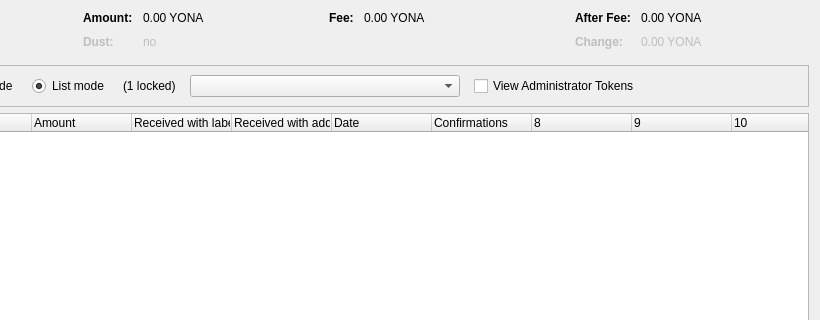
This is src/qt/forms/tokencontroldialog.ui in PaladeumBlockchain/Paladeum as Qt 5 draws it before an edit; both pictures show x 180 to 1000 and y 0 to 320 of the 1000 by 500 pixel window. The edited form follows.
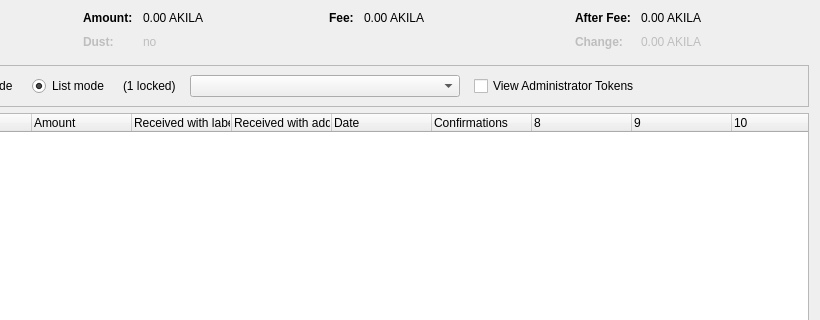
This is the edited form. Custom widgets are drawn as their Qt base class.

Commit message: Rename Yona -> Akila

```diff
--- a/src/qt/forms/tokencontroldialog.ui
+++ b/src/qt/forms/tokencontroldialog.ui
@@ -132,7 +132,7 @@
           <enum>Qt::ActionsContextMenu</enum>
          </property>
          <property name="text">
-          <string notr="true">0.00 YONA</string>
+          <string notr="true">0.00 AKILA</string>
          </property>
          <property name="textInteractionFlags">
           <set>Qt::LinksAccessibleByMouse|Qt::TextSelectableByKeyboard|Qt::TextSelectableByMouse</set>
@@ -212,7 +212,7 @@
           <enum>Qt::ActionsContextMenu</enum>
          </property>
          <property name="text">
-          <string notr="true">0.00 YONA</string>
+          <string notr="true">0.00 AKILA</string>
          </property>
          <property name="textInteractionFlags">
           <set>Qt::LinksAccessibleByMouse|Qt::TextSelectableByKeyboard|Qt::TextSelectableByMouse</set>
@@ -257,7 +257,7 @@
           <enum>Qt::ActionsContextMenu</enum>
          </property>
          <property name="text">
-          <string notr="true">0.00 YONA</string>
+          <string notr="true">0.00 AKILA</string>
          </property>
          <property name="textInteractionFlags">
           <set>Qt::LinksAccessibleByMouse|Qt::TextSelectableByKeyboard|Qt::TextSelectableByMouse</set>
@@ -292,7 +292,7 @@
           <enum>Qt::ActionsContextMenu</enum>
          </property>
          <property name="text">
-          <string notr="true">0.00 YONA</string>
+          <string notr="true">0.00 AKILA</string>
          </property>
          <property name="textInteractionFlags">
           <set>Qt::LinksAccessibleByMouse|Qt::TextSelectableByKeyboard|Qt::TextSelectableByMouse</set>
```
The commit also changes 1092 other files.
